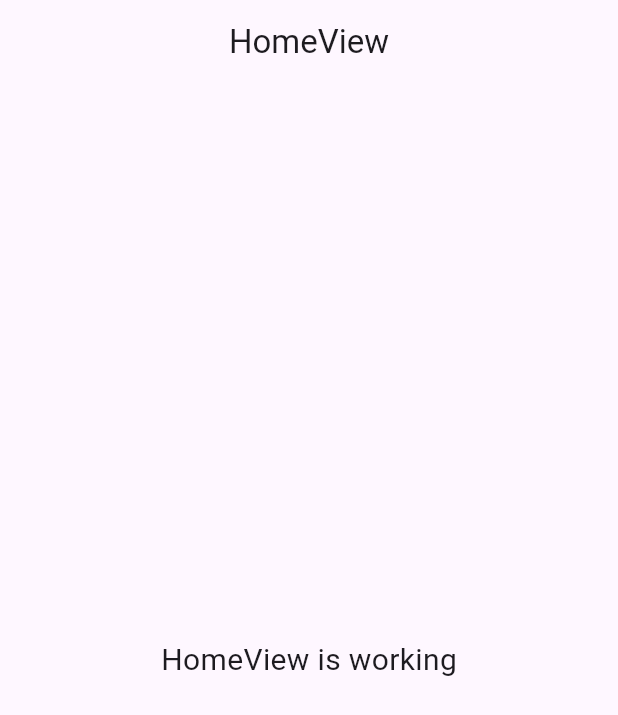
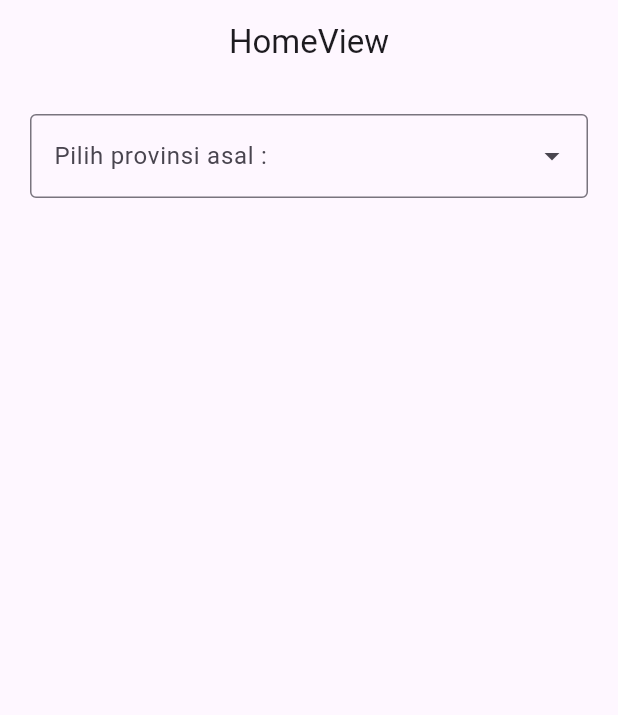
Before and after one commit to hakimxiao/ongkir-app, a Flutter app: the screen it shows after launch, on a phone screen of 412 x 824 dp. Shown: the top 715 px of the screen. Run offline on Flutter 3.47's test engine with Material 3 defaults, Android fonts, the phone set to English and light mode, and no system bars; drawn by our look-alikes of dropdown_search; our stand-ins replace get.

```diff
--- a/lib/app/modules/home/views/home_view.dart
+++ b/lib/app/modules/home/views/home_view.dart
@@ -1,3 +1,6 @@
+// ignore_for_file: avoid_print
+
+import 'package:dropdown_search/dropdown_search.dart';
 import 'package:flutter/material.dart';
 
 import 'package:get/get.dart';
@@ -9,15 +12,34 @@ class HomeView extends GetView<HomeController> {
   @override
   Widget build(BuildContext context) {
     return Scaffold(
-      appBar: AppBar(
-        title: const Text('HomeView'),
-        centerTitle: true,
-      ),
-      body: const Center(
-        child: Text(
-          'HomeView is working',
-          style: TextStyle(fontSize: 20),
-        ),
+      appBar: AppBar(title: const Text('HomeView'), centerTitle: true),
+      body: ListView(
+        padding: const EdgeInsets.all(20),
+        children: [
+          DropdownSearch<String>(
+            items: (f, cs) => ["Sumbar", 'Jabar', 'Sumsel', 'Bali'],
+            decoratorProps: DropDownDecoratorProps(
+              decoration: InputDecoration(
+                labelText: 'Pilih provinsi asal : ',
+                border: OutlineInputBorder(),
+              ),
+            ),
+            popupProps: PopupProps.menu(
+              disabledItemFn: (item) => item == 'Sumsel',
+              fit: FlexFit.loose,
+              constraints: BoxConstraints(),
+              showSearchBox: true,
+              searchFieldProps: TextFieldProps(
+                padding: EdgeInsets.all(20),
+                decoration: InputDecoration(
+                  border: OutlineInputBorder(
+                    borderRadius: BorderRadius.circular(50),
+                  ),
+                ),
+              ),
+            ),
+          ),
+        ],
       ),
     );
   }
```
